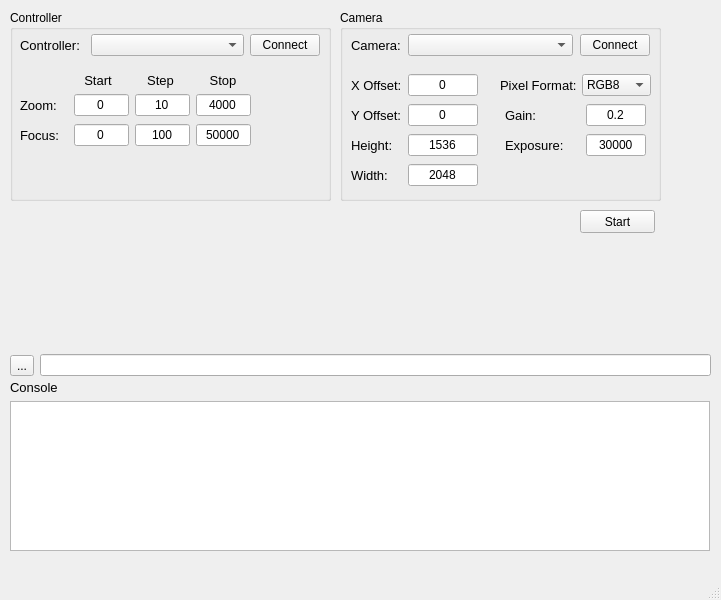
The window that capture_gui/src/capture_gui.ui (NSWC-Crane/passive_range) describes before a commit, drawn with Qt 5.
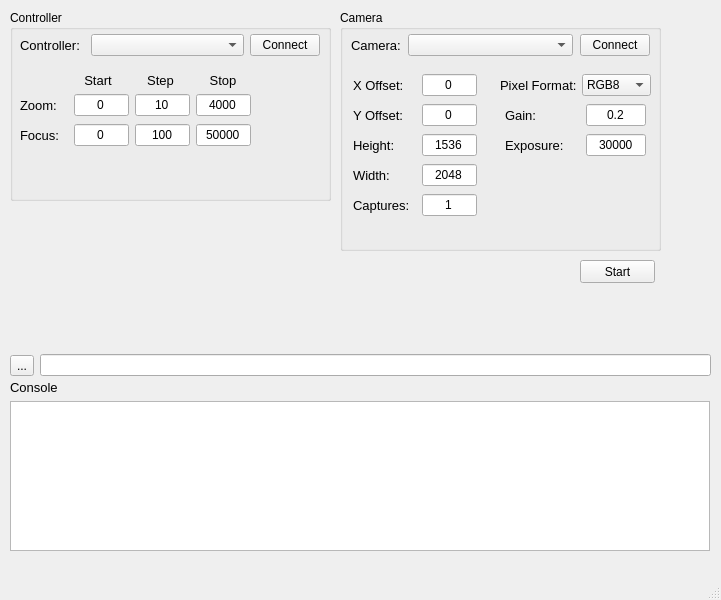
The same window after the commit.

```diff
--- a/capture_gui/src/capture_gui.ui
+++ b/capture_gui/src/capture_gui.ui
@@ -419,7 +419,7 @@
       <x>340</x>
       <y>10</y>
       <width>321</width>
-      <height>191</height>
+      <height>241</height>
      </rect>
     </property>
     <property name="title">
@@ -445,7 +445,7 @@
         </property>
         <property name="maximumSize">
          <size>
-          <width>50</width>
+          <width>60</width>
           <height>16777215</height>
          </size>
         </property>
@@ -463,13 +463,13 @@
        <widget class="QLineEdit" name="width">
         <property name="minimumSize">
          <size>
-          <width>70</width>
+          <width>55</width>
           <height>0</height>
          </size>
         </property>
         <property name="maximumSize">
          <size>
-          <width>70</width>
+          <width>55</width>
           <height>16777215</height>
          </size>
         </property>
@@ -561,7 +561,7 @@
         </property>
         <property name="maximumSize">
          <size>
-          <width>50</width>
+          <width>60</width>
           <height>16777215</height>
          </size>
         </property>
@@ -579,13 +579,13 @@
        <widget class="QLineEdit" name="height">
         <property name="minimumSize">
          <size>
-          <width>70</width>
+          <width>55</width>
           <height>0</height>
          </size>
         </property>
         <property name="maximumSize">
          <size>
-          <width>70</width>
+          <width>55</width>
           <height>16777215</height>
          </size>
         </property>
@@ -619,7 +619,7 @@
         </property>
         <property name="maximumSize">
          <size>
-          <width>50</width>
+          <width>60</width>
           <height>16777215</height>
          </size>
         </property>
@@ -637,13 +637,13 @@
        <widget class="QLineEdit" name="x_offset">
         <property name="minimumSize">
          <size>
-          <width>70</width>
+          <width>55</width>
           <height>0</height>
          </size>
         </property>
         <property name="maximumSize">
          <size>
-          <width>70</width>
+          <width>55</width>
           <height>16777215</height>
          </size>
         </property>
@@ -739,7 +739,7 @@
         </property>
         <property name="maximumSize">
          <size>
-          <width>50</width>
+          <width>60</width>
           <height>16777215</height>
          </size>
         </property>
@@ -757,13 +757,13 @@
        <widget class="QLineEdit" name="y_offset">
         <property name="minimumSize">
          <size>
-          <width>70</width>
+          <width>55</width>
           <height>0</height>
          </size>
         </property>
         <property name="maximumSize">
          <size>
-          <width>70</width>
+          <width>55</width>
           <height>16777215</height>
          </size>
         </property>
@@ -894,12 +894,70 @@
       </item>
      </layout>
     </widget>
+    <widget class="QWidget" name="horizontalLayoutWidget_14">
+     <property name="geometry">
+      <rect>
+       <x>10</x>
+       <y>180</y>
+       <width>131</width>
+       <height>31</height>
+      </rect>
+     </property>
+     <layout class="QHBoxLayout" name="horizontalLayout_14">
+      <item>
+       <widget class="QLabel" name="label_17">
+        <property name="minimumSize">
+         <size>
+          <width>20</width>
+          <height>0</height>
+         </size>
+        </property>
+        <property name="maximumSize">
+         <size>
+          <width>60</width>
+          <height>16777215</height>
+         </size>
+        </property>
+        <property name="font">
+         <font>
+          <pointsize>10</pointsize>
+         </font>
+        </property>
+        <property name="text">
+         <string>Captures:</string>
+        </property>
+       </widget>
+      </item>
+      <item>
+       <widget class="QLineEdit" name="num_caps">
+        <property name="minimumSize">
+         <size>
+          <width>55</width>
+          <height>0</height>
+         </size>
+        </property>
+        <property name="maximumSize">
+         <size>
+          <width>55</width>
+          <height>16777215</height>
+         </size>
+        </property>
+        <property name="text">
+         <string>1</string>
+        </property>
+        <property name="alignment">
+         <set>Qt::AlignCenter</set>
+        </property>
+       </widget>
+      </item>
+     </layout>
+    </widget>
    </widget>
    <widget class="QPushButton" name="start_capture">
     <property name="geometry">
      <rect>
       <x>580</x>
-      <y>210</y>
+      <y>260</y>
       <width>75</width>
       <height>23</height>
      </rect>
```
